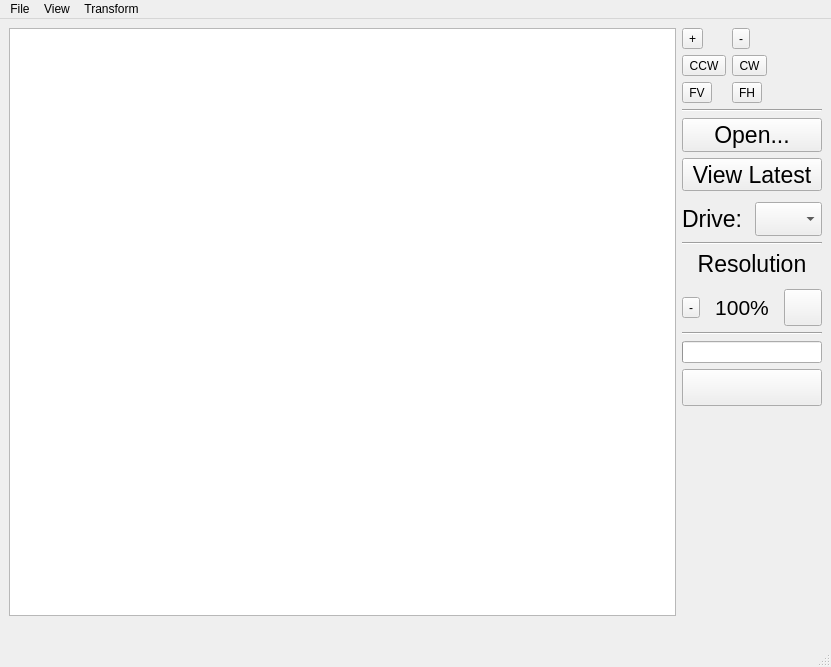
Before: the Qt Designer form graphics_app.ui in EnSpec/HySpex-Quicklook-Viewer, drawn with Qt 5.
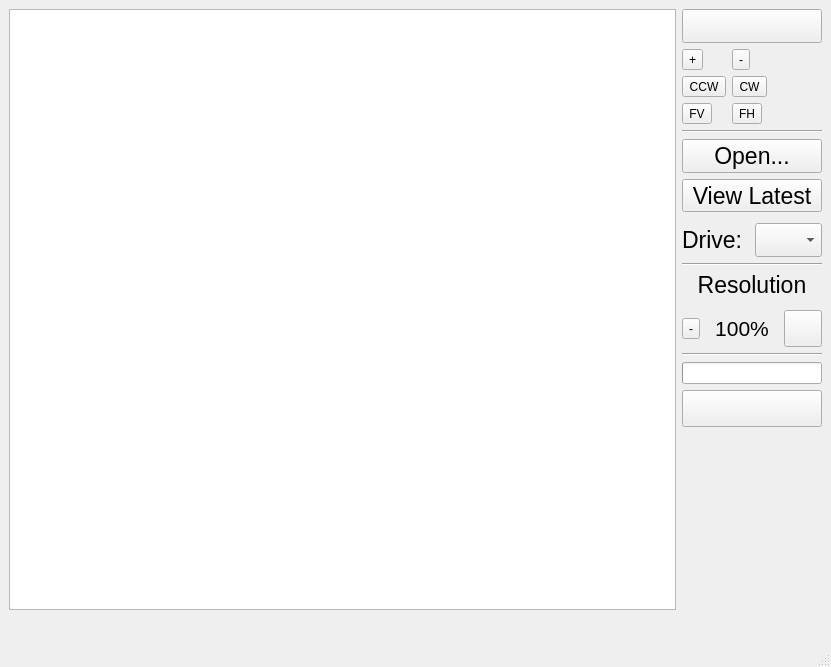
After: the same form once the commit is applied. Icons and pictures are not drawn.

Commit message: added help menu and keybindings for all actions

Diff of the .ui file:
```diff
--- a/graphics_app.ui
+++ b/graphics_app.ui
@@ -20,6 +20,28 @@
       <property name="rightMargin">
        <number>0</number>
       </property>
+      <item>
+       <widget class="QPushButton" name="aboutButton">
+        <property name="font">
+         <font>
+          <pointsize>17</pointsize>
+         </font>
+        </property>
+        <property name="text">
+         <string/>
+        </property>
+        <property name="icon">
+         <iconset>
+          <normaloff>Assets/icons8-info-30.png</normaloff>Assets/icons8-info-30.png</iconset>
+        </property>
+        <property name="iconSize">
+         <size>
+          <width>30</width>
+          <height>30</height>
+         </size>
+        </property>
+       </widget>
+      </item>
       <item>
        <layout class="QFormLayout" name="formLayout">
         <item row="0" column="0">
@@ -394,50 +416,43 @@
        <widget class="QGraphicsView" name="graphicsView"/>
       </item>
       <item>
-       <widget class="QLabel" name="fileLabel">
-        <property name="text">
-         <string/>
+       <layout class="QHBoxLayout" name="horizontalLayout_3">
+        <property name="bottomMargin">
+         <number>0</number>
         </property>
-       </widget>
+        <item>
+         <widget class="QLabel" name="spinLabel">
+          <property name="text">
+           <string/>
+          </property>
+         </widget>
+        </item>
+        <item>
+         <widget class="QLabel" name="fileLabel">
+          <property name="text">
+           <string/>
+          </property>
+         </widget>
+        </item>
+        <item>
+         <spacer name="horizontalSpacer">
+          <property name="orientation">
+           <enum>Qt::Horizontal</enum>
+          </property>
+          <property name="sizeHint" stdset="0">
+           <size>
+            <width>40</width>
+            <height>20</height>
+           </size>
+          </property>
+         </spacer>
+        </item>
+       </layout>
       </item>
      </layout>
     </item>
    </layout>
   </widget>
-  <widget class="QMenuBar" name="menubar">
-   <property name="geometry">
-    <rect>
-     <x>0</x>
-     <y>0</y>
-     <width>831</width>
-     <height>21</height>
-    </rect>
-   </property>
-   <widget class="QMenu" name="menuFile">
-    <property name="title">
-     <string>File</string>
-    </property>
-    <addaction name="actionOpen"/>
-   </widget>
-   <widget class="QMenu" name="menuView">
-    <property name="title">
-     <string>Transform</string>
-    </property>
-    <addaction name="actionRotate"/>
-    <addaction name="actionFlipV"/>
-    <addaction name="actionZoom_Out"/>
-   </widget>
-   <widget class="QMenu" name="menuView_2">
-    <property name="title">
-     <string>View</string>
-    </property>
-    <addaction name="actionZoomIn"/>
-    <addaction name="actionZoomOut"/>
-   </widget>
-   <addaction name="menuFile"/>
-   <addaction name="menuView_2"/>
-   <addaction name="menuView"/>
-  </widget>
   <widget class="QStatusBar" name="statusbar"/>
   <action name="actionOpen">
    <property name="text">
```
Left out of the diff: 24 changed lines with no effect on the pictures. The commit also changes 7 other files.
